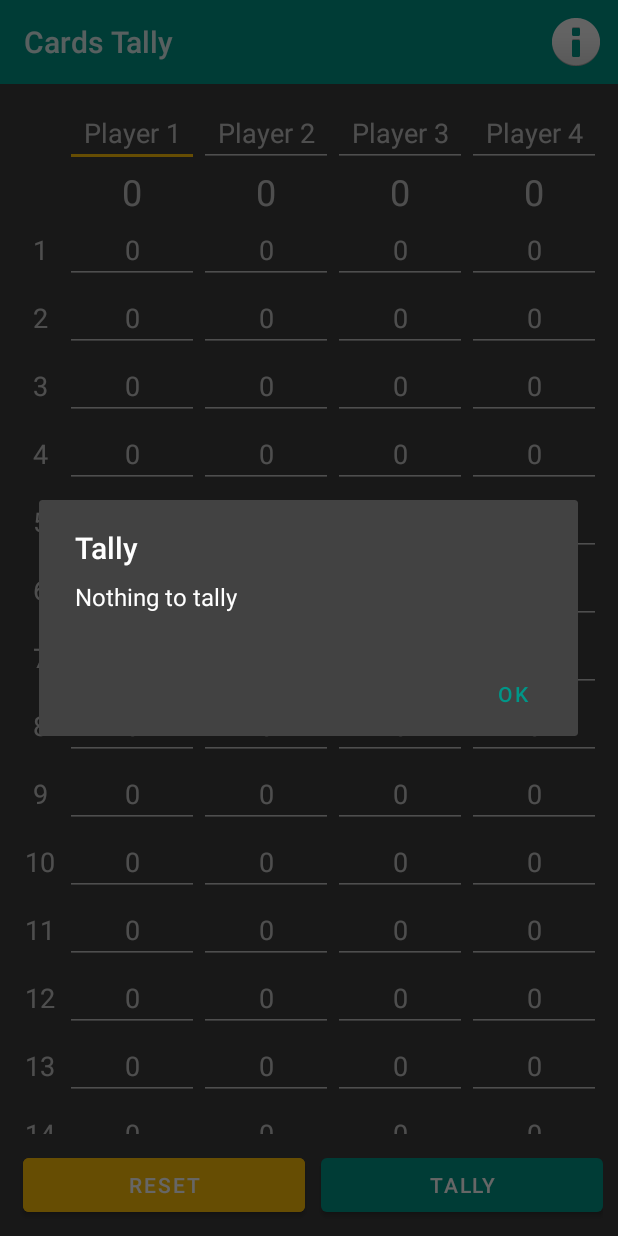
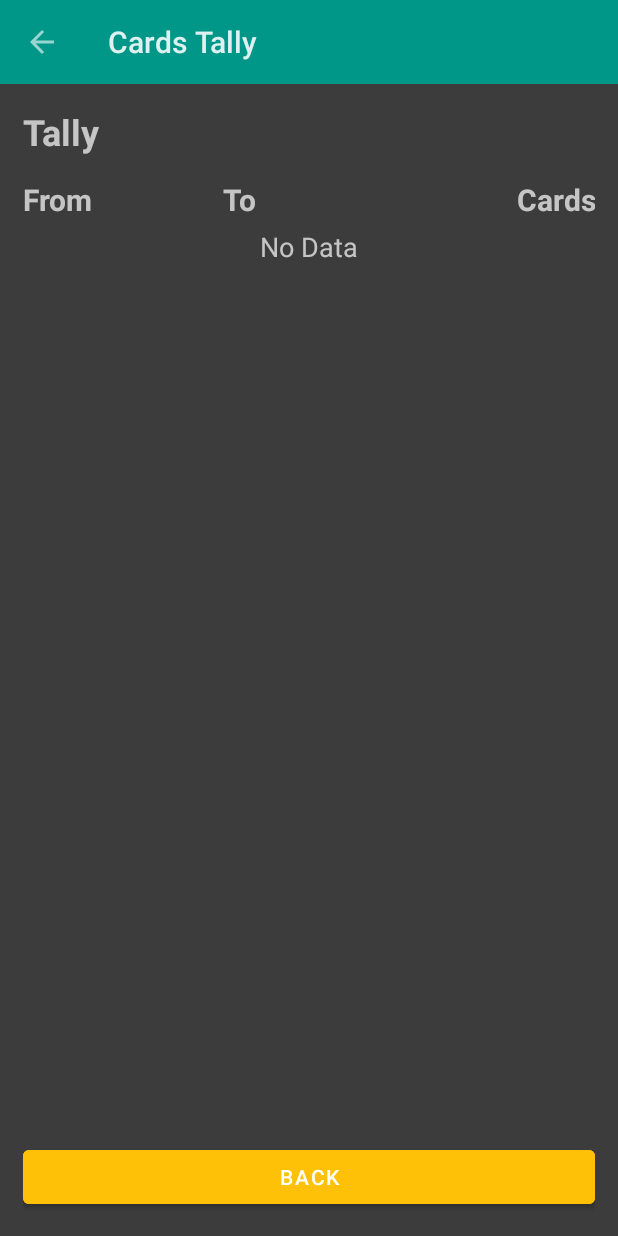
Before and after one commit to prat-man/Cards-Tally, an Android app: the screen it shows after launch (MainActivity before the commit, TallyActivity after it), after a tap on "TALLY", on a phone screen of 412 x 824 dp. Run offline under Robolectric (Android 15) with nearby library versions, the phone set to English and light mode, and no system bars; 1 other tap on this screen came first.

Commit message:
Changed version to 2.0; Added Tally Activity

```diff
--- a/app/build.gradle
+++ b/app/build.gradle
@@ -11,7 +11,7 @@ android {
         minSdkVersion 19
         targetSdkVersion 30
         versionCode 1
-        versionName "1.0"
+        versionName "2.0"
 
         testInstrumentationRunner "androidx.test.runner.AndroidJUnitRunner"
     }
@@ -33,6 +33,7 @@ dependencies {
     implementation 'androidx.appcompat:appcompat:1.2.0'
     implementation 'com.google.android.material:material:1.2.1'
     implementation 'androidx.constraintlayout:constraintlayout:2.0.4'
+    implementation 'com.google.code.gson:gson:2.8.6'
     testImplementation 'junit:junit:4.+'
     androidTestImplementation 'androidx.test.ext:junit:1.1.2'
     androidTestImplementation 'androidx.test.espresso:espresso-core:3.3.0'
--- /dev/null
+++ b/app/src/main/java/in/pratanumandal/cardstally/Constants.java
@@ -0,0 +1,8 @@
+package in.pratanumandal.cardstally;
+
+public class Constants {
+
+    public static final int ROWS = 50;
+    public static final int PLAYERS = 4;
+
+}
--- a/app/src/main/java/in/pratanumandal/cardstally/MainActivity.java
+++ b/app/src/main/java/in/pratanumandal/cardstally/MainActivity.java
@@ -1,6 +1,7 @@
 package in.pratanumandal.cardstally;
 
 import android.app.AlertDialog;
+import android.content.Intent;
 import android.content.pm.PackageInfo;
 import android.content.pm.PackageManager;
 import android.graphics.Typeface;
@@ -31,18 +32,14 @@ import androidx.appcompat.app.ActionBar;
 import androidx.appcompat.app.AppCompatActivity;
 import androidx.appcompat.app.AppCompatDelegate;
 
-import java.util.Arrays;
-import java.util.Collections;
+import com.google.gson.Gson;
 
 public class MainActivity extends AppCompatActivity {
 
-    private static final int ROWS = 50;
-    private static final int PLAYERS = 4;
+    public int[][] cardData = new int[Constants.ROWS][Constants.PLAYERS];
+    public EditText[][] editData = new EditText[Constants.ROWS][Constants.PLAYERS];
 
-    public int[][] cardData = new int[ROWS][PLAYERS];
-    public EditText[][] editData = new EditText[ROWS][PLAYERS];
-
-    public Player[] players = new Player[PLAYERS];
+    public Player[] players = new Player[Constants.PLAYERS];
 
     @Override
     protected void onCreate(Bundle savedInstanceState) {
@@ -59,7 +56,7 @@ public class MainActivity extends AppCompatActivity {
         initializeTally();
         initializeReset();
 
-        fillTable(ROWS);
+        fillTable(Constants.ROWS);
     }
 
     @Override
@@ -117,7 +114,7 @@ public class MainActivity extends AppCompatActivity {
     }
 
     public void initializePlayers() {
-        for (int i = 0; i < PLAYERS; i++) {
+        for (int i = 0; i < Constants.PLAYERS; i++) {
             Player player = players[i] = new Player("Player " + (i + 1), 0);
             EditText name = getNameField(i);
 
@@ -166,7 +163,7 @@ public class MainActivity extends AppCompatActivity {
                 headerSpace.setMinimumWidth(rowNo.getMeasuredWidth());
             }
 
-            for (int j = 0; j < PLAYERS; j++) {
+            for (int j = 0; j < Constants.PLAYERS; j++) {
                 EditText edit = editData[i][j] = new EditText(this);
                 edit.setInputType(InputType.TYPE_CLASS_NUMBER);
                 edit.setLayoutParams(new TableRow.LayoutParams(TableRow.LayoutParams.WRAP_CONTENT, TableRow.LayoutParams.WRAP_CONTENT));
@@ -237,8 +234,8 @@ public class MainActivity extends AppCompatActivity {
             alertDialogBuilder.setMessage("Do you want to reset the table?");
             alertDialogBuilder.setTitle("Reset");
             alertDialogBuilder.setPositiveButton("Yes", (dialog, id) -> {
-                for (int i = 0; i < ROWS; i++) {
-                    for (int j = 0; j < PLAYERS; j++) {
+                for (int i = 0; i < Constants.ROWS; i++) {
+                    for (int j = 0; j < Constants.PLAYERS; j++) {
                         editData[i][j].setText("");
                     }
                 }
@@ -251,66 +248,12 @@ public class MainActivity extends AppCompatActivity {
 
     public void initializeTally() {
         Button button = findViewById(R.id.tallyButton);
-        button.setOnClickListener((v) -> tally(players));
-    }
-
-    public void tally(Player... players) {
-        sortPlayers(players);
-
-        int[][] scores = new int[PLAYERS][PLAYERS];
-
-        for (int i = 0; i < PLAYERS - 1; i++) {
-            int cardI = players[i].cards;
-            for (int j = i + 1; j < PLAYERS; j++) {
-                int cardJ = players[j].cards;
-                scores[i][j] = cardI - cardJ;
-            }
-        }
-
-        for (int k = 0; k < PLAYERS - 1; k++) {
-            for (int i = k + 1; i < PLAYERS - 1; i++) {
-                for (int j = i + 1; j < PLAYERS && scores[k][i] > 0; j++) {
-                    if (scores[k][i] > scores[i][j]) {
-                        scores[k][i] -= scores[i][j];
-                        scores[k][j] += scores[i][j];
-                        scores[i][j] = 0;
-                    }
-                    else {
-                        scores[i][j] -= scores[k][i];
-                        scores[k][j] += scores[k][i];
-                        scores[k][i] = 0;
-                    }
-                }
-            }
-        }
-
-        showTally(scores, players);
-    }
-
-    public void sortPlayers(Player... players) {
-        Arrays.sort(players, Collections.reverseOrder());
-    }
-
-    public void showTally(int[][] scores, Player... players) {
-        String tally = "";
-
-        for (int i = 0; i < scores.length; i++) {
-            for (int j = 0; j < scores.length; j++) {
-                if (scores[i][j] != 0) {
-                    tally += players[i].name + "   >   " + players[j].name + ":   " + scores[i][j] + "  cards\n";
-                }
-            }
-        }
-
-        if (tally.isEmpty())
-            tally = "Nothing to tally";
-
-        AlertDialog.Builder alertDialogBuilder = new AlertDialog.Builder(this);
-        alertDialogBuilder.setMessage(tally);
-        alertDialogBuilder.setTitle("Tally");
-        alertDialogBuilder.setPositiveButton("OK", (dialog, id) -> {});
-        AlertDialog alertDialog = alertDialogBuilder.create();
-        alertDialog.show();
+        button.setOnClickListener((v) -> {
+            Intent intent = new Intent(getBaseContext(), TallyActivity.class);
+            String playersString = new Gson().toJson(players);
+            intent.putExtra("PLAYERS", playersString);
+            startActivity(intent);
+        });
     }
 
     public EditText getNameField(int playerNo) {
--- /dev/null
+++ b/app/src/main/java/in/pratanumandal/cardstally/TallyActivity.java
@@ -0,0 +1,135 @@
+package in.pratanumandal.cardstally;
+
+import androidx.appcompat.app.ActionBar;
+import androidx.appcompat.app.AppCompatActivity;
+
+import android.app.AlertDialog;
+import android.graphics.drawable.ColorDrawable;
+import android.os.Bundle;
+import android.util.TypedValue;
+import android.view.View;
+import android.widget.Button;
+import android.widget.TableLayout;
+import android.widget.TableRow;
+import android.widget.TextView;
+import android.widget.Toast;
+
+import com.google.gson.Gson;
+
+import java.util.Arrays;
+import java.util.Collections;
+
+public class TallyActivity extends AppCompatActivity {
+
+    @Override
+    protected void onCreate(Bundle savedInstanceState) {
+        super.onCreate(savedInstanceState);
+        setContentView(R.layout.activity_tally);
+
+        ActionBar bar = getSupportActionBar();
+        bar.setBackgroundDrawable(new ColorDrawable(getResources().getColor(R.color.colorPrimary)));
+        bar.setDisplayHomeAsUpEnabled(true);
+
+        String playersString = getIntent().getExtras().getString("PLAYERS");
+        Player[] players = new Gson().fromJson(playersString, Player[].class);
+
+        tally(players);
+
+        Button backButton = findViewById(R.id.backButton);
+        backButton.setOnClickListener(view -> finish());
+    }
+
+    @Override
+    public boolean onSupportNavigateUp() {
+        finish();
+        return true;
+    }
+
+    public void tally(Player... players) {
+        sortPlayers(players);
+
+        int[][] scores = new int[Constants.PLAYERS][Constants.PLAYERS];
+
+        for (int i = 0; i < Constants.PLAYERS - 1; i++) {
+            int cardI = players[i].cards;
+            for (int j = i + 1; j < Constants.PLAYERS; j++) {
+                int cardJ = players[j].cards;
+                scores[i][j] = cardI - cardJ;
+            }
+        }
+
+        for (int k = 0; k < Constants.PLAYERS - 1; k++) {
+            for (int i = k + 1; i < Constants.PLAYERS - 1; i++) {
+                for (int j = i + 1; j < Constants.PLAYERS && scores[k][i] > 0; j++) {
+                    if (scores[k][i] > scores[i][j]) {
+                        scores[k][i] -= scores[i][j];
+                        scores[k][j] += scores[i][j];
+                        scores[i][j] = 0;
+                    }
+                    else {
+                        scores[i][j] -= scores[k][i];
+                        scores[k][j] += scores[k][i];
+                        scores[k][i] = 0;
+                    }
+                }
+            }
+        }
+
+        showTally(scores, players);
+    }
+
+    public void sortPlayers(Player... players) {
+        Arrays.sort(players, Collections.reverseOrder());
+    }
+
+    public void showTally(int[][] scores, Player... players) {
+        TableLayout table = findViewById(R.id.tallyTable);
+
+        boolean found = false;
+
+        for (int i = 0; i < scores.length; i++) {
+            for (int j = 0; j < scores.length; j++) {
+                if (scores[i][j] != 0) {
+                    TableRow row = new TableRow(this);
+
+                    TextView from = new TextView(this);
+                    from.setTextSize(TypedValue.COMPLEX_UNIT_DIP, 18);
+                    from.setText(players[i].name);
+                    row.addView(from);
+
+                    TextView to = new TextView(this);
+                    to.setTextSize(TypedValue.COMPLEX_UNIT_DIP, 18);
+                    to.setText(players[j].name);
+                    row.addView(to);
+
+                    TextView cards = new TextView(this);
+                    cards.setTextSize(TypedValue.COMPLEX_UNIT_DIP, 18);
+                    cards.setTextAlignment(View.TEXT_ALIGNMENT_VIEW_END);
+                    cards.setText(String.valueOf(scores[i][j]));
+                    row.addView(cards);
+
+                    table.addView(row);
+
+                    found = true;
+                }
+            }
+        }
+
+        if (!found) {
+            TableRow row = new TableRow(this);
+
+            TextView noData = new TextView(this);
+            noData.setTextSize(TypedValue.COMPLEX_UNIT_DIP, 18);
+            noData.setTextAlignment(View.TEXT_ALIGNMENT_CENTER);
+            noData.setText("No Data");
+            row.addView(noData);
+
+            TableRow.LayoutParams params = (TableRow.LayoutParams) noData.getLayoutParams();
+            params.span = 3;
+            noData.setLayoutParams(params);
+
+            table.addView(row);
+        }
+    }
+
+}
--- a/app/src/main/res/layout/activity_main.xml
+++ b/app/src/main/res/layout/activity_main.xml
@@ -5,7 +5,7 @@
     android:layout_width="match_parent"
     android:layout_height="match_parent"
     android:orientation="vertical"
-    android:padding="10dp"
+    android:padding="15dp"
     tools:context=".MainActivity">
 
     <TableLayout
--- /dev/null
+++ b/app/src/main/res/layout/activity_tally.xml
@@ -0,0 +1,72 @@
+<?xml version="1.0" encoding="utf-8"?>
+<LinearLayout xmlns:android="http://schemas.android.com/apk/res/android"
+    xmlns:app="http://schemas.android.com/apk/res-auto"
+    xmlns:tools="http://schemas.android.com/tools"
+    android:layout_width="match_parent"
+    android:layout_height="match_parent"
+    android:orientation="vertical"
+    android:padding="15dp"
+    tools:context=".TallyActivity">
+
+    <TextView
+        android:layout_width="match_parent"
+        android:layout_height="wrap_content"
+        android:paddingBottom="15dp"
+        android:text="Tally"
+        android:textSize="24sp"
+        android:textStyle="bold" />
+
+    <ScrollView
+        android:layout_width="match_parent"
+        android:layout_height="match_parent"
+        android:layout_weight="1">
+
+        <TableLayout
+            android:id="@+id/tallyTable"
+            android:layout_width="match_parent"
+            android:layout_height="wrap_content"
+            android:stretchColumns="0,1,2">
+
+            <TableRow
+                android:layout_width="match_parent"
+                android:layout_height="match_parent"
+                android:paddingBottom="5dp">
+
+                <TextView
+                    android:layout_width="wrap_content"
+                    android:layout_height="wrap_content"
+                    android:text="From"
+                    android:textSize="20sp"
+                    android:textStyle="bold" />
+
+                <TextView
+                    android:layout_width="wrap_content"
+                    android:layout_height="wrap_content"
+                    android:text="To"
+                    android:textSize="20sp"
+                    android:textStyle="bold" />
+
+                <TextView
+                    android:layout_width="wrap_content"
+                    android:layout_height="wrap_content"
+                    android:text="Cards"
+                    android:textAlignment="textEnd"
+                    android:textSize="20sp"
+                    android:textStyle="bold" />
+            </TableRow>
+        </TableLayout>
+    </ScrollView>
+
+    <LinearLayout
+        android:layout_width="match_parent"
+        android:layout_height="wrap_content"
+        android:orientation="horizontal">
+
+        <Button
+            android:id="@+id/backButton"
+            android:layout_width="match_parent"
+            android:layout_height="wrap_content"
+            android:backgroundTint="@color/colorAccent"
+            android:text="Back" />
+    </LinearLayout>
+</LinearLayout>
```
Also changed, not shown: app/src/main/AndroidManifest.xml (+7 -1 lines).
